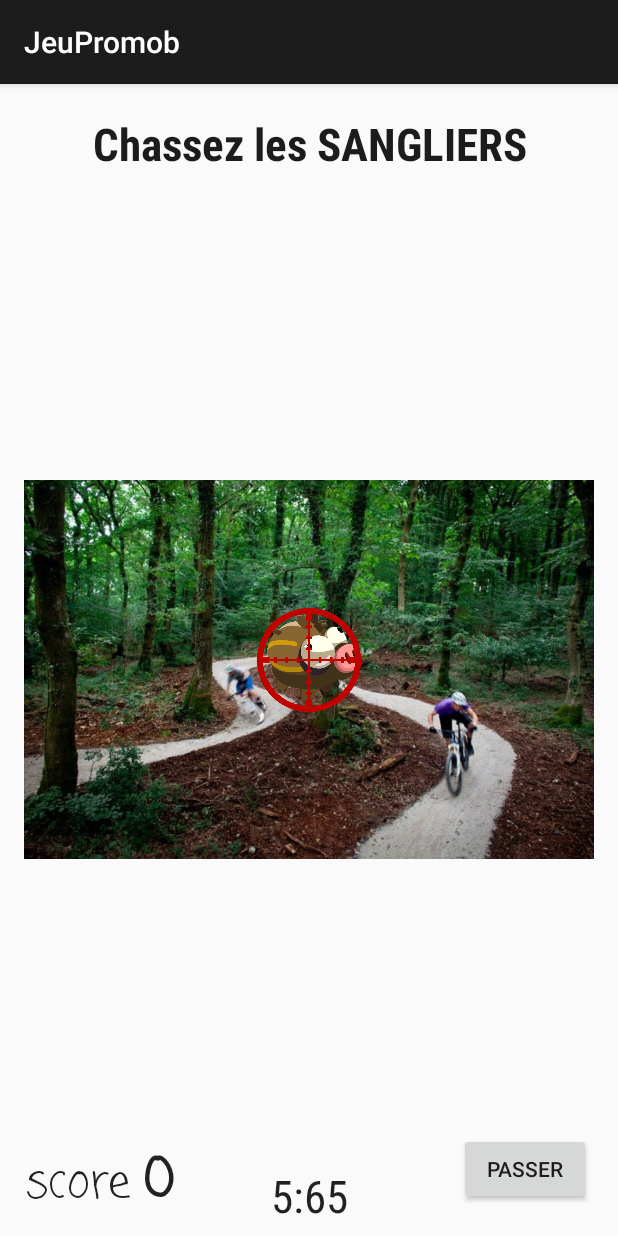
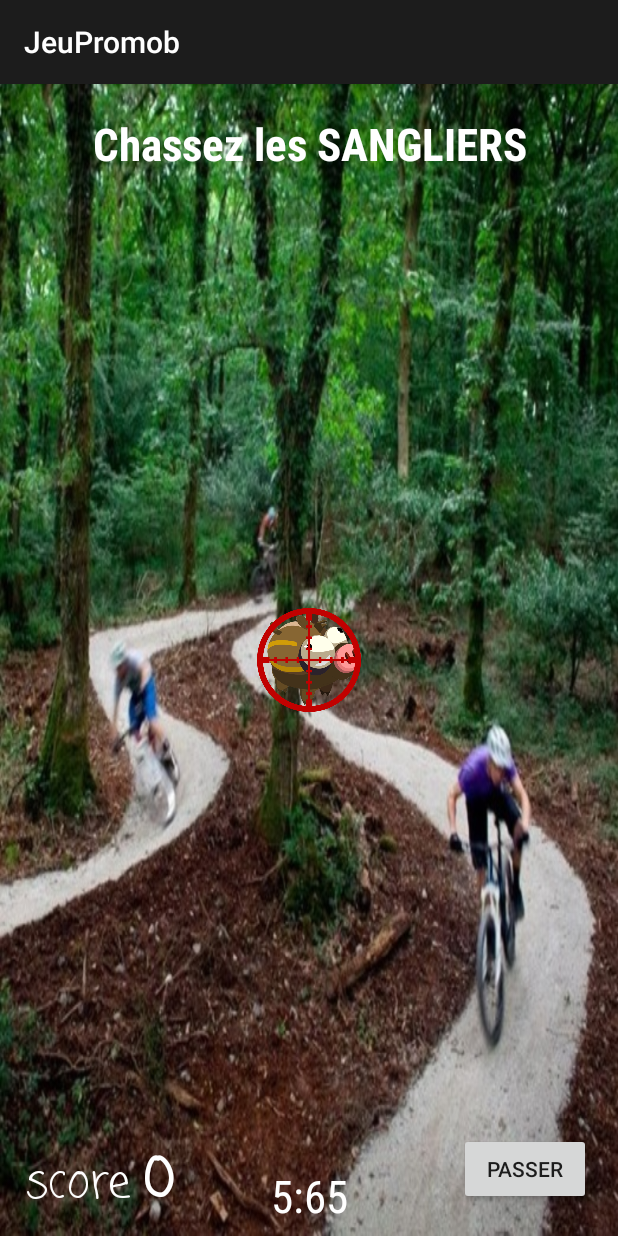
Before and after one commit to TripleDeluxe/JeuPromob, an Android app: the fragment TaupeFragment placed in its activity, on a phone screen of 412 x 824 dp. Run offline under Robolectric (Android 15) with nearby library versions, the phone set to English and light mode, and no system bars; 1 statement that could not run was skipped.

Commit message:
ajout du jeu d'obstacles

```diff
--- a/app/src/main/java/com/iot/jeupromob/activity/ObstacleFragment.java
+++ b/app/src/main/java/com/iot/jeupromob/activity/ObstacleFragment.java
@@ -26,7 +26,6 @@ import com.iot.jeupromob.util.GameManager;
 
 import static android.content.Context.VIBRATOR_SERVICE;
 import static com.iot.jeupromob.util.Boar.globalBoar;
-import static com.iot.jeupromob.util.Player.globalPlayer;
 
 
 public class ObstacleFragment extends Fragment implements SensorEventListener {
@@ -308,7 +307,7 @@ public class ObstacleFragment extends Fragment implements SensorEventListener {
             @Override
             public void onFinish() {
                 cyclisteImage.setVisibility(View.INVISIBLE);
-                globalPlayer.addScore(score);
+                GameManager.getInstance().user.addScore(score);
                 tiktakFinal = new CountDownTimer(2 * 1000,1000) {
                     @Override
                     public void onTick(long millisUntilFinished) {
--- a/app/src/main/java/com/iot/jeupromob/activity/TaupeFragment.java
+++ b/app/src/main/java/com/iot/jeupromob/activity/TaupeFragment.java
@@ -201,8 +201,8 @@ public class TaupeFragment extends Fragment {
                 public void onGlobalLayout() {
 
                     getView().getViewTreeObserver().removeOnGlobalLayoutListener(this);
-                    layWidth = getView().findViewById(R.id.imageViewBack).getWidth();
-                    layHeight = getView().findViewById(R.id.imageViewBack).getHeight();
+                    layWidth = getView().findViewById(R.id.frag_Taupe_linear_layout).getWidth();
+                    layHeight = getView().findViewById(R.id.frag_Taupe_linear_layout).getHeight();
                     Log.d("wwwww","" + layWidth + "height " + layHeight);
 
                     scoreText = getView().findViewById(R.id.scoreTaupe);
@@ -210,9 +210,6 @@ public class TaupeFragment extends Fragment {
                     taupeImage = getView().findViewById(R.id.imageView1);
 
                     taupeImage.setImageResource(R.drawable.target);
-
-                    cyclingImage = getView().findViewById(R.id.imageViewBack);
-                    cyclingImage.setImageResource(R.drawable.cycling);
 
                     boarImage = getView().findViewById(R.id.imageViewBoar);
                     boarImage.setImageResource(R.drawable.boar);
--- a/app/src/main/java/com/iot/jeupromob/util/GameManager.java
+++ b/app/src/main/java/com/iot/jeupromob/util/GameManager.java
@@ -8,6 +8,7 @@ import com.iot.jeupromob.activity.BeerGameFragment;
 import com.iot.jeupromob.activity.EndFragment;
 import com.iot.jeupromob.activity.MainActivity;
 import com.iot.jeupromob.activity.MultiplayerMenuFragment;
+import com.iot.jeupromob.activity.ObstacleFragment;
 import com.iot.jeupromob.activity.PetitBacFragment;
 import com.iot.jeupromob.activity.QuizzGameFragment;
 import com.iot.jeupromob.activity.ShapeGameFragment;
@@ -46,7 +47,7 @@ public class GameManager {
         gamesFragment = new Fragment[]{
                 //new PetitBacFragment(),
                 new QuizzGameFragment(),
-                new BeerGameFragment(),
+                new ObstacleFragment(),
                 new TaupeFragment(),
                 new ShapeGameFragment()
         };
--- a/app/src/main/res/layout/fragment_obstacle.xml
+++ b/app/src/main/res/layout/fragment_obstacle.xml
@@ -19,7 +19,7 @@
         android:layout_marginBottom="10dp"
         android:fontFamily="sans-serif-condensed"
         android:text="Mangez les cyclistes qui fuient!"
-        android:textColor="@color/colorPrimary"
+        android:textColor="@color/colorAccent"
         android:textSize="28sp"
         android:textStyle="bold"
         app:layout_constraintBottom_toBottomOf="parent"
--- a/app/src/main/res/layout/fragment_taupe.xml
+++ b/app/src/main/res/layout/fragment_taupe.xml
@@ -5,6 +5,7 @@
     android:id="@+id/frameLayoutTaupe"
     android:layout_width="match_parent"
     android:layout_height="match_parent"
+    android:background="@drawable/cycling2"
     tools:context=".activity.TaupeFragment">
 
     <TextView
@@ -19,6 +20,7 @@
         android:text="10"
         android:textAlignment="center"
         android:textAppearance="@style/TextAppearance.AppCompat"
+        android:textColor="@color/colorAccent"
         android:textSize="30sp"
         app:layout_constraintBottom_toBottomOf="parent"
         app:layout_constraintEnd_toEndOf="parent"
@@ -38,6 +40,7 @@
         android:fontFamily="casual"
         android:text="0"
         android:textAppearance="@style/TextAppearance.AppCompat"
+        android:textColor="@color/colorAccent"
         android:textSize="36sp"
         android:textStyle="bold"
         app:layout_constraintBottom_toBottomOf="parent"
@@ -58,6 +61,7 @@
         android:fontFamily="casual"
         android:text="score"
         android:textAppearance="@style/TextAppearance.AppCompat"
+        android:textColor="@color/colorAccent"
         android:textSize="30sp"
         app:layout_constraintBottom_toBottomOf="parent"
         app:layout_constraintEnd_toEndOf="parent"
@@ -76,7 +80,7 @@
         android:layout_marginBottom="10dp"
         android:fontFamily="sans-serif-condensed"
         android:text="Chassez les SANGLIERS"
-        android:textColor="@color/colorPrimary"
+        android:textColor="@color/colorAccent"
         android:textSize="30sp"
         android:textStyle="bold"
         app:layout_constraintBottom_toBottomOf="parent"
@@ -119,20 +123,6 @@
         app:layout_constraintTop_toBottomOf="@+id/textViewTitleBeerGame">
 
 
-        <ImageView
-            android:id="@+id/imageViewBack"
-            android:layout_width="match_parent"
-            android:layout_height="match_parent"
-            android:layout_marginStart="8dp"
-            android:layout_marginTop="8dp"
-            android:layout_marginEnd="8dp"
-            android:layout_marginBottom="8dp"
-            android:layout_weight="1"
-            app:layout_constraintBottom_toBottomOf="parent"
-            app:layout_constraintEnd_toEndOf="parent"
-            app:layout_constraintStart_toStartOf="parent"
-            app:layout_constraintTop_toTopOf="parent"
-            tools:src="@drawable/cycling" />
 
     </LinearLayout>
 
--- a/app/src/main/res/values/colors.xml
+++ b/app/src/main/res/values/colors.xml
@@ -2,5 +2,5 @@
 <resources>
     <color name="colorPrimary">#1c1c1c</color>
     <color name="colorPrimaryDark">#00574B</color>
-    <color name="colorAccent">#D81B60</color>
+    <color name="colorAccent">#ffffff</color>
 </resources>
```
Also changed, not shown: app/src/main/java/com/iot/jeupromob/activity/TrainingFragment.java (+10 -0 lines), app/src/main/res/layout/fragment_training.xml (+17 -1 lines).
